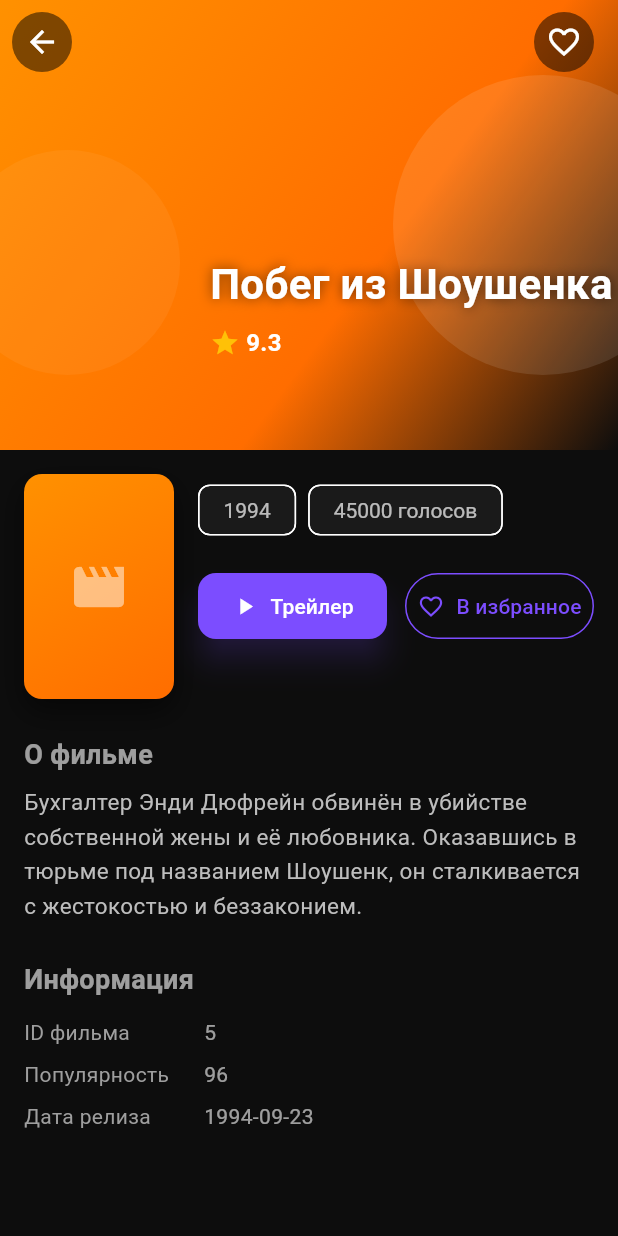
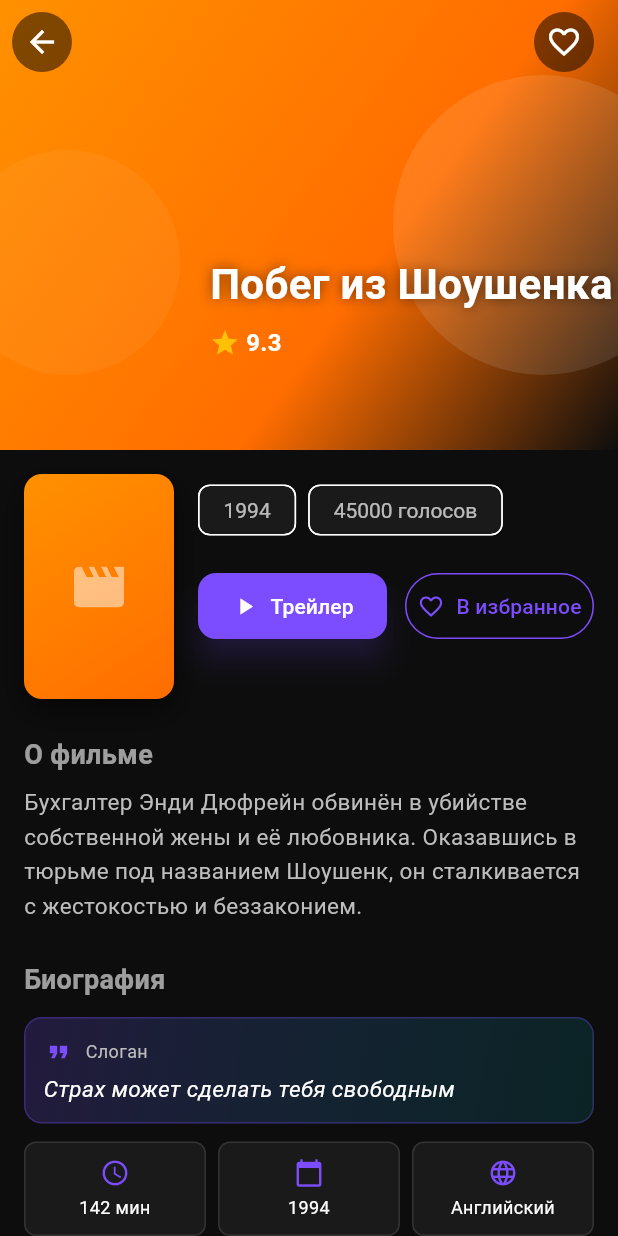
Before and after one commit to dasensy1/aba-movie, a Flutter app: the HomeScreen screen opened directly, after a tap on "9.3", on a phone screen of 412 x 824 dp. Run offline on Flutter 3.47's test engine with Material 3 defaults, Android fonts, the phone set to English and light mode, and no system bars; our stand-ins replace cached_network_image, convex_bottom_bar, shared_preferences, shimmer, sqflite; accounts and stored records are empty; network calls fail.

Commit message:
Fix: language switch, refresh button, category posters, movie bio

```diff
--- a/lib/models/movie.dart
+++ b/lib/models/movie.dart
@@ -10,6 +10,10 @@ class Movie {
   final String? releaseDate;
   final List<int> genreIds;
   final double? popularity;
+  final String? tagline;
+  final int? runtime;
+  final String? status;
+  final String? originalLanguage;
 
   Movie({
     required this.id,
@@ -22,6 +26,10 @@ class Movie {
     this.releaseDate,
     required this.genreIds,
     this.popularity,
+    this.tagline,
+    this.runtime,
+    this.status,
+    this.originalLanguage,
   });
 
   factory Movie.fromJson(Map<String, dynamic> json) {
--- a/lib/providers/settings_provider.dart
+++ b/lib/providers/settings_provider.dart
@@ -49,6 +49,11 @@ class SettingsProvider with ChangeNotifier {
     _language = languageCode;
     await _prefsService.setLanguage(languageCode);
     notifyListeners();
+
+    // Принудительно обновить UI
+    WidgetsBinding.instance.addPostFrameCallback((_) {
+      notifyListeners();
+    });
   }
 
   /// Получить локализованное название языка
--- a/lib/screens/categories/categories_screen.dart
+++ b/lib/screens/categories/categories_screen.dart
@@ -233,10 +233,10 @@ class _CategoriesScreenState extends State<CategoriesScreen> {
         // Сетка фильмов
         Expanded(
           child: GridView.builder(
-            padding: const EdgeInsets.symmetric(horizontal: 8),
+            padding: const EdgeInsets.all(8),
             gridDelegate: const SliverGridDelegateWithFixedCrossAxisCount(
-              crossAxisCount: 2,
-              childAspectRatio: 0.55,
+              crossAxisCount: 3,
+              childAspectRatio: 0.65,
               crossAxisSpacing: 8,
               mainAxisSpacing: 8,
             ),
--- a/lib/screens/home/home_screen.dart
+++ b/lib/screens/home/home_screen.dart
@@ -25,17 +25,18 @@ class _HomeScreenState extends State<HomeScreen> {
     _loadData();
   }
 
+  /// Загрузка данных
   Future<void> _loadData() async {
     final moviesProvider = context.read<MoviesProvider>();
-    if (moviesProvider.trendingMovies.isEmpty) {
-      moviesProvider.loadTrendingMovies();
-    }
-    if (moviesProvider.popularMovies.isEmpty) {
-      moviesProvider.loadPopularMovies();
-    }
-    if (moviesProvider.topRatedMovies.isEmpty) {
-      moviesProvider.loadTopRatedMovies();
-    }
+    // Всегда загружаем заново при обновлении
+    await moviesProvider.loadTrendingMovies();
+    await moviesProvider.loadPopularMovies();
+    await moviesProvider.loadTopRatedMovies();
+  }
+
+  /// Обновление для pull-to-refresh
+  Future<void> _onRefresh() async {
+    await _loadData();
   }
 
   @override
@@ -67,7 +68,7 @@ class _HomeScreenState extends State<HomeScreen> {
           }
 
           return RefreshIndicator(
-            onRefresh: () async => _loadData(),
+            onRefresh: _onRefresh,
             child: SingleChildScrollView(
               physics: const AlwaysScrollableScrollPhysics(),
               child: Column(
--- a/lib/screens/movie_detail_screen.dart
+++ b/lib/screens/movie_detail_screen.dart
@@ -319,6 +319,9 @@ class _MovieDetailScreenState extends State<MovieDetailScreen> {
                     ),
                   ),
                   const SizedBox(height: 24),
+                  // Биография фильма
+                  _buildBioSection(movie),
+                  const SizedBox(height: 24),
                   // Информация
                   const Text(
                     'Информация',
@@ -377,6 +380,135 @@ class _MovieDetailScreenState extends State<MovieDetailScreen> {
     );
   }
 
+  /// Секция биографии фильма
+  Widget _buildBioSection(Movie movie) {
+    return Column(
+      crossAxisAlignment: CrossAxisAlignment.start,
+      children: [
+        const Text(
+          'Биография',
+          style: TextStyle(
+            fontSize: 18,
+            fontWeight: FontWeight.bold,
+          ),
+        ),
+        const SizedBox(height: 12),
+        // Слоган
+        if (movie.tagline != null && movie.tagline!.isNotEmpty) ...[
+          Container(
+            width: double.infinity,
+            padding: const EdgeInsets.all(12),
+            decoration: BoxDecoration(
+              gradient: LinearGradient(
+                begin: Alignment.topLeft,
+                end: Alignment.bottomRight,
+                colors: [
+                  const Color(0xFF7C4DFF).withOpacity(0.2),
+                  const Color(0xFF00E5FF).withOpacity(0.1),
+                ],
+              ),
+              borderRadius: BorderRadius.circular(12),
+              border: Border.all(
+                color: const Color(0xFF7C4DFF).withOpacity(0.3),
+              ),
+            ),
+            child: Column(
+              crossAxisAlignment: CrossAxisAlignment.start,
+              children: [
+                Row(
+                  children: [
+                    const Icon(Icons.format_quote, color: Color(0xFF7C4DFF), size: 20),
+                    const SizedBox(width: 8),
+                    Text(
+                      'Слоган',
+                      style: TextStyle(
+                        fontSize: 12,
+                        color: Colors.grey[400],
+                      ),
+                    ),
+                  ],
+                ),
+                const SizedBox(height: 4),
+                Text(
+                  movie.tagline!,
+                  style: const TextStyle(
+                    fontSize: 15,
+                    fontStyle: FontStyle.italic,
+                    color: Colors.white,
+                  ),
+                ),
+              ],
+            ),
+          ),
+          const SizedBox(height: 12),
+        ],
+        // Характеристики
+        Row(
+          children: [
+            _buildBioChip(
+              icon: Icons.access_time,
+              label: movie.runtime != null ? '${movie.runtime} мин' : 'N/A',
+            ),
+            const SizedBox(width: 8),
+            _buildBioChip(
+              icon: Icons.calendar_today,
+              label: movie.releaseYear.isNotEmpty ? movie.releaseYear : 'N/A',
+            ),
+            const SizedBox(width: 8),
+            _buildBioChip(
+              icon: Icons.language,
+              label: _getLanguageName(movie.originalLanguage),
+            ),
+          ],
+        ),
+      ],
+    );
+  }
+
+  Widget _buildBioChip({required IconData icon, required String label}) {
+    return Expanded(
+      child: Container(
+        padding: const EdgeInsets.symmetric(horizontal: 8, vertical: 10),
+        decoration: BoxDecoration(
+          color: const Color(0xFF1A1A1A),
+          borderRadius: BorderRadius.circular(8),
+          border: Border.all(color: const Color(0xFF333333)),
+        ),
+        child: Column(
+          children: [
+            Icon(icon, color: const Color(0xFF7C4DFF), size: 20),
+            const SizedBox(height: 4),
+            Text(
+              label,
+              style: const TextStyle(fontSize: 12, color: Colors.white),
+              textAlign: TextAlign.center,
+            ),
+          ],
+        ),
+      ),
+    );
+  }
+
+  String _getLanguageName(String? code) {
+    if (code == null) return 'N/A';
+    switch (code) {
+      case 'en':
+        return 'Английский';
+      case 'ru':
+        return 'Русский';
+      case 'fr':
+        return 'Французский';
+      case 'de':
+        return 'Немецкий';
+      case 'es':
+        return 'Испанский';
+      case 'ja':
+        return 'Японский';
+      default:
+        return code.toUpperCase();
+    }
+  }
+
   Color _getRatingColor(double rating) {
     if (rating >= 7) return Colors.green;
     if (rating >= 5) return Colors.orange;
--- a/lib/services/demo_data_service.dart
+++ b/lib/services/demo_data_service.dart
@@ -26,6 +26,10 @@ class DemoDataService {
         releaseDate: '2010-07-16',
         genreIds: [1, 3, 5],
         popularity: 95.5,
+        tagline: 'Сон реален',
+        runtime: 148,
+        status: 'Вышел',
+        originalLanguage: 'en',
       ),
       Movie(
         id: 2,
@@ -38,6 +42,10 @@ class DemoDataService {
         releaseDate: '2014-11-07',
         genreIds: [1, 2, 5],
         popularity: 92.3,
+        tagline: 'Следующий шаг человечества станет величайшим',
+        runtime: 169,
+        status: 'Вышел',
+        originalLanguage: 'en',
       ),
       Movie(
         id: 3,
@@ -50,6 +58,10 @@ class DemoDataService {
         releaseDate: '2008-07-18',
         genreIds: [1, 3, 4],
         popularity: 98.7,
+        tagline: 'Добро пожаловать в хаос',
+        runtime: 152,
+        status: 'Вышел',
+        originalLanguage: 'en',
       ),
       Movie(
         id: 4,
@@ -62,6 +74,10 @@ class DemoDataService {
         releaseDate: '1999-03-31',
         genreIds: [1, 3],
         popularity: 88.2,
+        tagline: 'Добро пожаловать в реальный мир',
+        runtime: 136,
+        status: 'Вышел',
+        originalLanguage: 'en',
       ),
       Movie(
         id: 5,
@@ -74,6 +90,10 @@ class DemoDataService {
         releaseDate: '1994-09-23',
         genreIds: [2, 4],
         popularity: 96.1,
+        tagline: 'Страх может сделать тебя свободным',
+        runtime: 142,
+        status: 'Вышел',
+        originalLanguage: 'en',
       ),
       Movie(
         id: 6,
@@ -86,6 +106,10 @@ class DemoDataService {
         releaseDate: '1994-10-14',
         genreIds: [3, 4],
         popularity: 94.5,
+        tagline: 'Не просто криминал',
+        runtime: 154,
+        status: 'Вышел',
+        originalLanguage: 'en',
       ),
       Movie(
         id: 7,
@@ -98,6 +122,10 @@ class DemoDataService {
         releaseDate: '1999-10-15',
         genreIds: [4],
         popularity: 91.8,
+        tagline: 'Правила бойцовского клуба: никому не говорить о бойцовском клубе',
+        runtime: 139,
+        status: 'Вышел',
+        originalLanguage: 'en',
       ),
       Movie(
         id: 8,
@@ -110,6 +138,10 @@ class DemoDataService {
         releaseDate: '2003-12-17',
         genreIds: [1, 5, 6],
         popularity: 93.4,
+        tagline: 'Путешествие заканчивается',
+        runtime: 201,
+        status: 'Вышел',
+        originalLanguage: 'en',
       ),
       Movie(
         id: 9,
@@ -122,6 +154,10 @@ class DemoDataService {
         releaseDate: '1994-07-06',
         genreIds: [2, 4, 7],
         popularity: 90.2,
+        tagline: 'Мир увидит его по-другому',
+        runtime: 142,
+        status: 'Вышел',
+        originalLanguage: 'en',
       ),
       Movie(
         id: 10,
@@ -134,6 +170,10 @@ class DemoDataService {
         releaseDate: '1994-11-18',
         genreIds: [3, 4],
         popularity: 87.6,
+        tagline: 'Если хочешь работу — найми профессионала',
+        runtime: 110,
+        status: 'Вышел',
+        originalLanguage: 'en',
       ),
       Movie(
         id: 11,
@@ -146,6 +186,10 @@ class DemoDataService {
         releaseDate: '1999-12-10',
         genreIds: [2, 4, 8],
         popularity: 89.3,
+        tagline: 'Чудеса случаются',
+        runtime: 189,
+        status: 'Вышел',
+        originalLanguage: 'en',
       ),
       Movie(
         id: 12,
@@ -158,6 +202,10 @@ class DemoDataService {
         releaseDate: '2000-05-05',
         genreIds: [1, 2, 6],
         popularity: 86.9,
+        tagline: 'Что мы делаем в жизни, отзывается эхом в вечности',
+        runtime: 155,
+        status: 'Вышел',
+        originalLanguage: 'en',
       ),
     ];
   }
```
